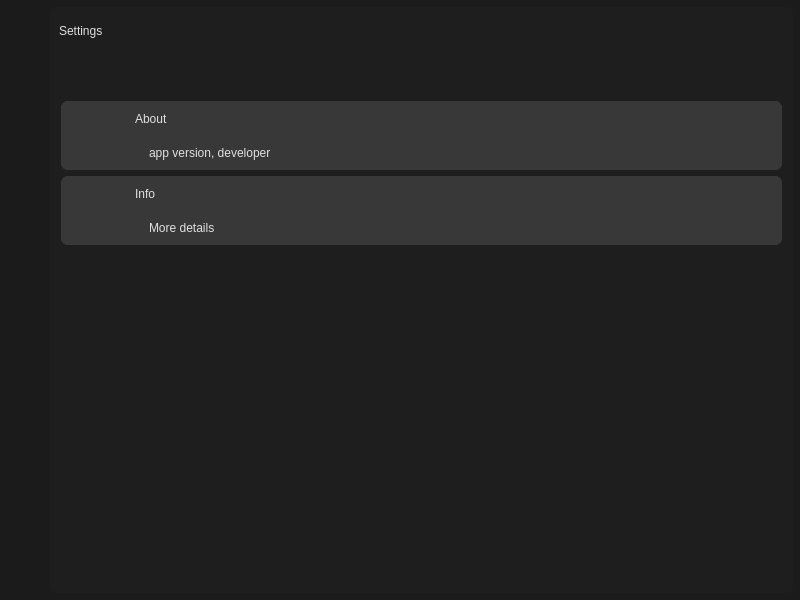
Old version of the form files/more/main.ui in the repository prathambahekar/better-gui.
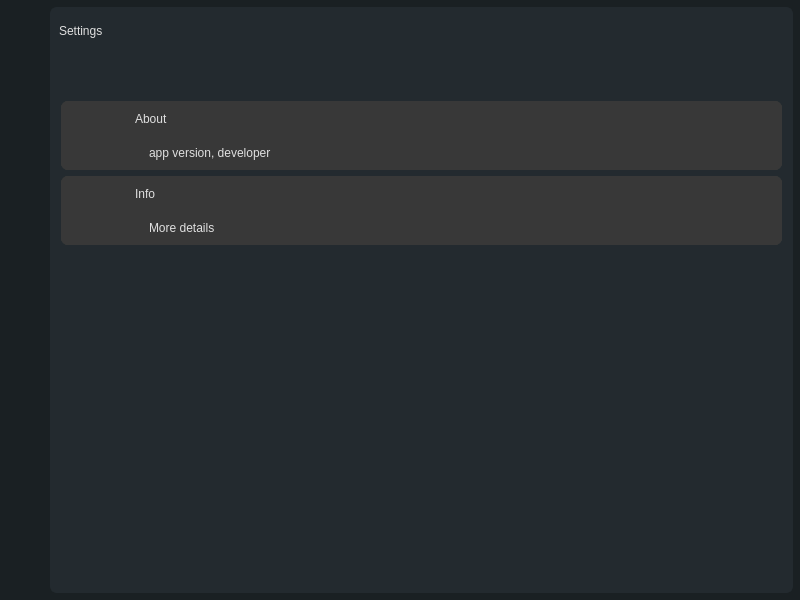
New version of the form. Icons and pictures are not drawn.

Diff of the .ui file:
```diff
--- a/files/more/main.ui
+++ b/files/more/main.ui
@@ -22,11 +22,12 @@
   <widget class="QWidget" name="centralwidget">
    <property name="styleSheet">
     <string notr="true">* {
-    background-color: #1b1b1b;
+    background-color: #1a2023;
     font: 600 20pt &quot;Segoe UI Variable Display Semib&quot;;
     color: #e0e0e0;
 }
 
+
 #leftMenu .QPushButton {
     background-color: transparent;
     border-radius: 7px;
@@ -41,19 +42,19 @@
 }
 
 #mainFrame {
-    border: 2px solid #1e1e1e;	
+    border: 2px solid #232a2f;	
 	border-radius: 7px;
 }
 
 #mainFrame .QFrame {
 
-	background-color: #1e1e1e;
+	background-color: #232a2f;
 	
 }
 
 #mainFrame .QLabel {
 
-	background-color: #1e1e1e;
+	background-color: #232a2f;
 	
 }
 
@@ -103,7 +104,7 @@
 
 #stg_home_app_img_lbl {
     
-	image: url(:/leftMenu/Icons/light_theme_icon.svg);
+	
     padding: 17px;
 }
 
@@ -124,7 +125,7 @@
 }
 
 #stg_home_info_img_lbl {
-    image: url(:/leftMenu/Icons/light_info.svg);
+    
     padding: 17px;
 }
 
```
